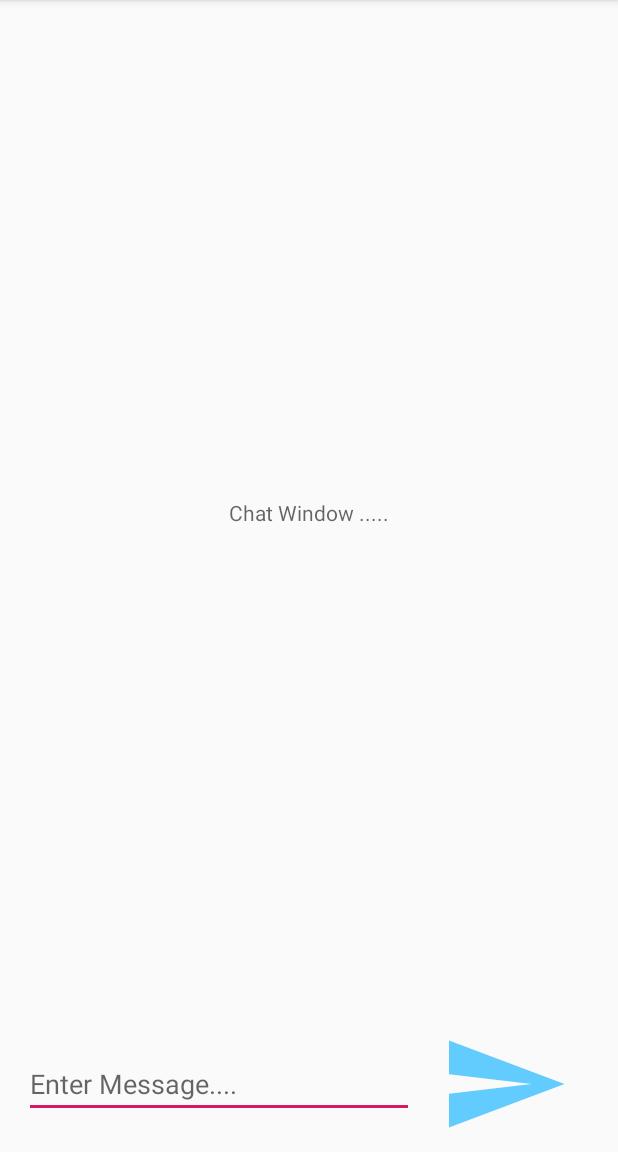
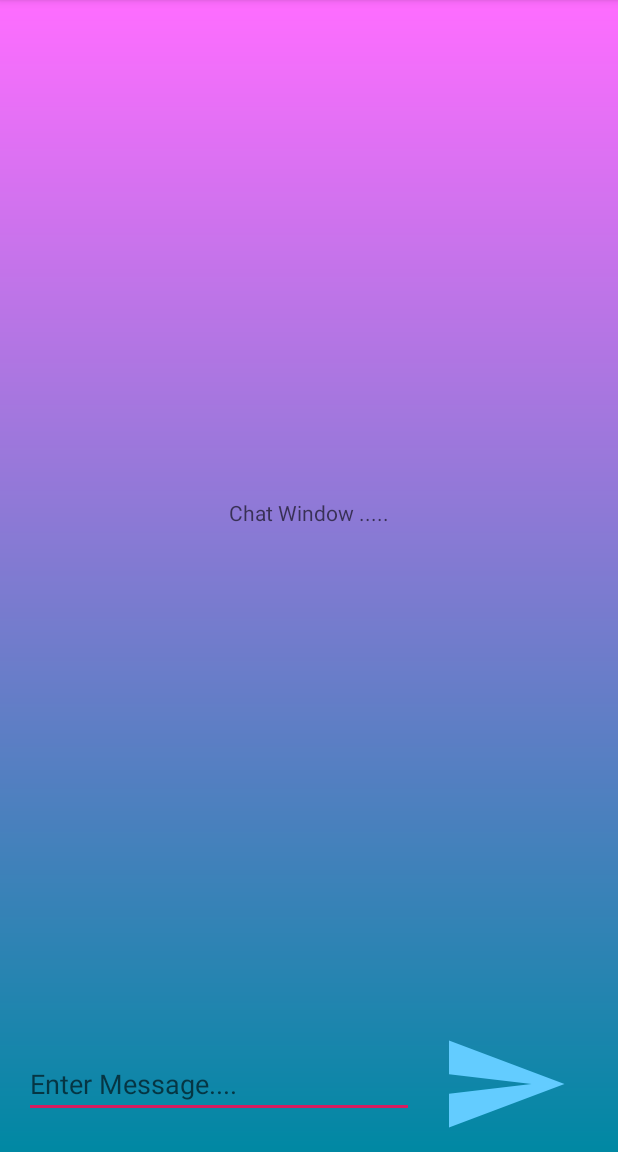
Before and after one commit to MayankBatra005/CSE-535, an Android app: the ChatScreen screen opened directly, with no data from a screen before it, on a phone screen of 412 x 824 dp, the part 84-1236 px from its top. Run offline under Robolectric (Android 15) with nearby library versions, the phone set to English and light mode, and no system bars.

Commit message:
theme update

```diff
--- a/Assignment/Assignment 1/AndroidApplication/app/src/main/res/layout/chat_screen.xml
+++ b/Assignment/Assignment 1/AndroidApplication/app/src/main/res/layout/chat_screen.xml
@@ -2,9 +2,9 @@
 <LinearLayout xmlns:android="http://schemas.android.com/apk/res/android"
 android:orientation="vertical"
 android:layout_width="match_parent"
-android:layout_height="match_parent">
-<!--        android:background="@drawable/login_background"-->
-<!--    >-->
+android:layout_height="match_parent"
+        android:background="@drawable/login_background"
+    >
 
 
 <TextView
--- a/Assignment/Assignment 1/AndroidApplication/app/src/main/res/layout/home_screen.xml
+++ b/Assignment/Assignment 1/AndroidApplication/app/src/main/res/layout/home_screen.xml
@@ -5,7 +5,8 @@
     xmlns:tools="http://schemas.android.com/tools"
     android:orientation="vertical"
     android:layout_width="match_parent"
-    android:layout_height="match_parent">
+    android:layout_height="match_parent"
+    android:background="@drawable/login_background">
 
     <Button
         android:id="@+id/moveToChatScreen"
```
